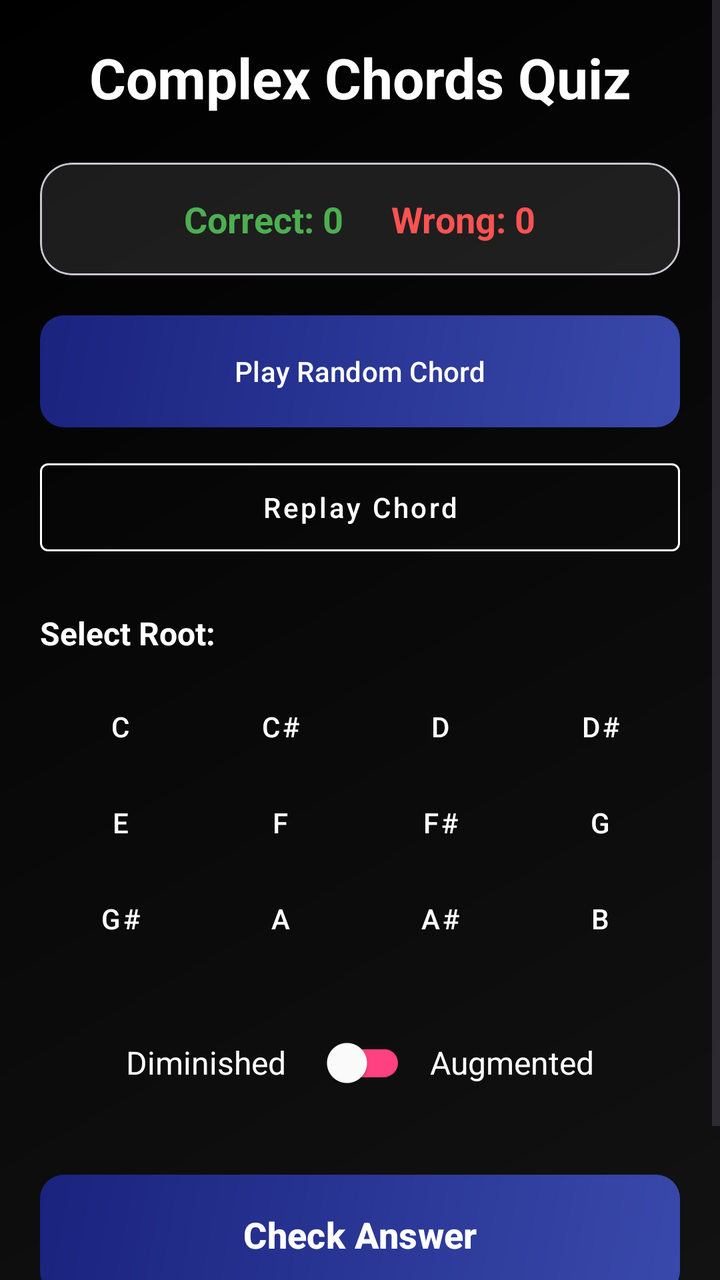
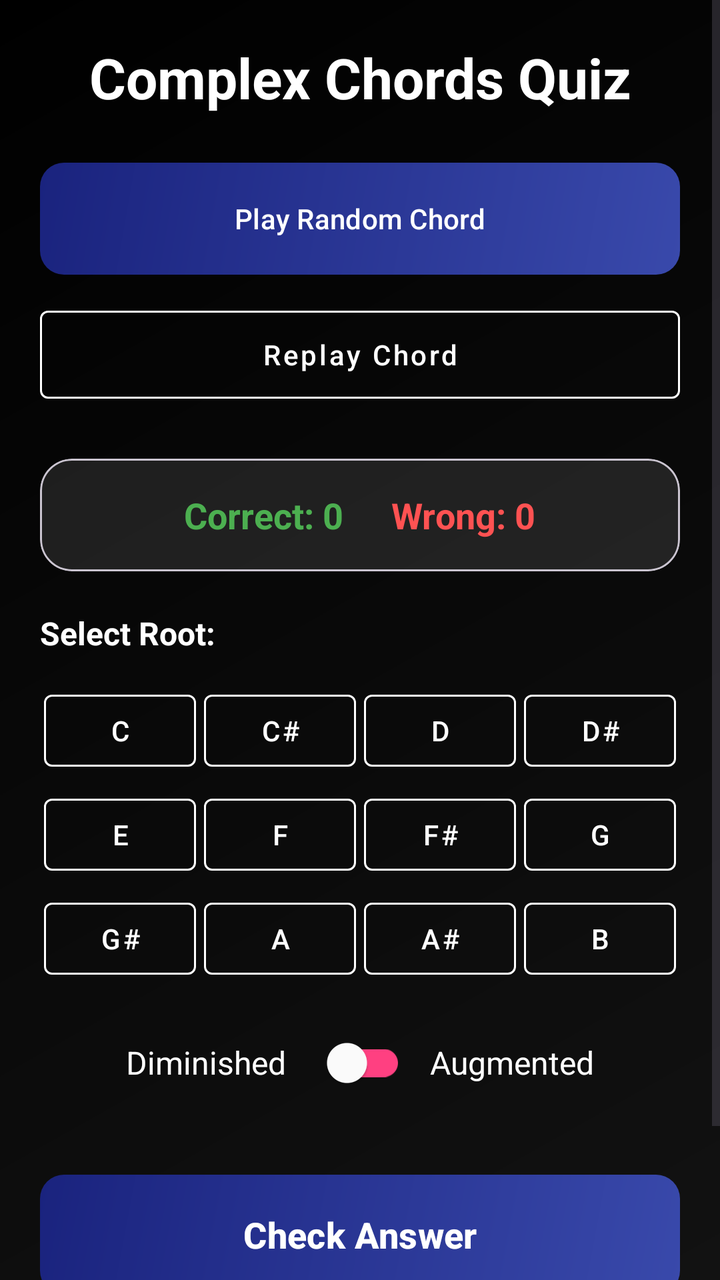

Compare the two renders of this Android layout. The source of the first and the diff that turns it into the second are given below.
<!-- AndroidManifest.xml: application theme Theme.GeffenFinalProject -->
<!-- res/layout/activity_user_complex_chords_quiz.xml -->
<?xml version="1.0" encoding="utf-8"?>
<androidx.constraintlayout.widget.ConstraintLayout xmlns:android="http://schemas.android.com/apk/res/android"
    xmlns:app="http://schemas.android.com/apk/res-auto"
    xmlns:tools="http://schemas.android.com/tools"
    android:id="@+id/main"
    android:layout_width="match_parent"
    android:layout_height="match_parent"
    android:background="@drawable/main_gradient"
    tools:context=".user_complex_chords_quiz">

    <ScrollView
        android:layout_width="match_parent"
        android:layout_height="match_parent"
        android:fillViewport="true">

        <LinearLayout
            android:layout_width="match_parent"
            android:layout_height="wrap_content"
            android:orientation="vertical"
            android:padding="20dp">

            <TextView
                android:id="@+id/titleText"
                android:layout_width="match_parent"
                android:layout_height="wrap_content"
                android:layout_marginBottom="24dp"
                android:gravity="center"
                android:text="Complex Chords Quiz"
                android:textColor="@color/white"
                android:textSize="28sp"
                android:textStyle="bold" />

            <com.google.android.material.card.MaterialCardView
                android:layout_width="match_parent"
                android:layout_height="wrap_content"
                android:layout_marginBottom="20dp"
                app:cardBackgroundColor="#1AFFFFFF"
                app:cardCornerRadius="16dp"
                app:cardElevation="0dp">

                <LinearLayout
                    android:layout_width="match_parent"
                    android:layout_height="wrap_content"
                    android:gravity="center"
                    android:orientation="horizontal"
                    android:padding="16dp">

                    <TextView
                        android:id="@+id/scoreText"
                        android:layout_width="wrap_content"
                        android:layout_height="wrap_content"
                        android:layout_marginEnd="24dp"
                        android:text="Correct: 0"
                        android:textColor="#4CAF50"
                        android:textSize="18sp"
                        android:textStyle="bold" />

                    <TextView
                        android:id="@+id/wrongText"
                        android:layout_width="wrap_content"
                        android:layout_height="wrap_content"
                        android:text="Wrong: 0"
                        android:textColor="#FF5252"
                        android:textSize="18sp"
                        android:textStyle="bold" />
                </LinearLayout>
            </com.google.android.material.card.MaterialCardView>

            <com.google.android.material.button.MaterialButton
                android:id="@+id/btnPlayChord"
                android:layout_width="match_parent"
                android:layout_height="56dp"
                android:layout_marginBottom="12dp"
                android:background="@drawable/button_primary"
                android:text="Play Random Chord"
                android:textAllCaps="false"
                android:textColor="@color/white"
                app:backgroundTint="@null"
                app:cornerRadius="12dp" />

            <com.google.android.material.button.MaterialButton
                android:id="@+id/btnReplay"
                style="@style/Widget.MaterialComponents.Button.OutlinedButton"
                android:layout_width="match_parent"
                android:layout_height="56dp"
                android:layout_marginBottom="24dp"
                android:text="Replay Chord"
                android:textAllCaps="false"
                android:textColor="@color/white"
                app:strokeColor="@color/white" />

            <TextView
                android:layout_width="match_parent"
                android:layout_height="wrap_content"
                android:layout_marginBottom="12dp"
                android:text="Select Root:"
                android:textColor="@color/white"
                android:textSize="16sp"
                android:textStyle="bold" />

            <GridLayout
                android:layout_width="match_parent"
                android:layout_height="wrap_content"
                android:layout_marginBottom="24dp"
                android:columnCount="4">

                <com.google.android.material.button.MaterialButton
                    android:id="@+id/btnRootC"
                    style="@style/Widget.MaterialComponents.Button.TextButton"
                    android:layout_width="0dp"
                    android:layout_height="wrap_content"
                    android:layout_columnWeight="1"
                    android:text="C"
                    android:textColor="@color/white" />

                <com.google.android.material.button.MaterialButton
                    android:id="@+id/btnRootCSharp"
                    style="@style/Widget.MaterialComponents.Button.TextButton"
                    android:layout_width="0dp"
                    android:layout_height="wrap_content"
                    android:layout_columnWeight="1"
                    android:text="C#"
                    android:textColor="@color/white" />

                <com.google.android.material.button.MaterialButton
                    android:id="@+id/btnRootD"
                    style="@style/Widget.MaterialComponents.Button.TextButton"
                    android:layout_width="0dp"
                    android:layout_height="wrap_content"
                    android:layout_columnWeight="1"
                    android:text="D"
                    android:textColor="@color/white" />

                <com.google.android.material.button.MaterialButton
                    android:id="@+id/btnRootDSharp"
                    style="@style/Widget.MaterialComponents.Button.TextButton"
                    android:layout_width="0dp"
                    android:layout_height="wrap_content"
                    android:layout_columnWeight="1"
                    android:text="D#"
                    android:textColor="@color/white" />

                <com.google.android.material.button.MaterialButton
                    android:id="@+id/btnRootE"
                    style="@style/Widget.MaterialComponents.Button.TextButton"
                    android:layout_width="0dp"
                    android:layout_height="wrap_content"
                    android:layout_columnWeight="1"
                    android:text="E"
                    android:textColor="@color/white" />

                <com.google.android.material.button.MaterialButton
                    android:id="@+id/btnRootF"
                    style="@style/Widget.MaterialComponents.Button.TextButton"
                    android:layout_width="0dp"
                    android:layout_height="wrap_content"
                    android:layout_columnWeight="1"
                    android:text="F"
                    android:textColor="@color/white" />

                <com.google.android.material.button.MaterialButton
                    android:id="@+id/btnRootFSharp"
                    style="@style/Widget.MaterialComponents.Button.TextButton"
                    android:layout_width="0dp"
                    android:layout_height="wrap_content"
                    android:layout_columnWeight="1"
                    android:text="F#"
                    android:textColor="@color/white" />

                <com.google.android.material.button.MaterialButton
                    android:id="@+id/btnRootG"
                    style="@style/Widget.MaterialComponents.Button.TextButton"
                    android:layout_width="0dp"
                    android:layout_height="wrap_content"
                    android:layout_columnWeight="1"
                    android:text="G"
                    android:textColor="@color/white" />

                <com.google.android.material.button.MaterialButton
                    android:id="@+id/btnRootGSharp"
                    style="@style/Widget.MaterialComponents.Button.TextButton"
                    android:layout_width="0dp"
                    android:layout_height="wrap_content"
                    android:layout_columnWeight="1"
                    android:text="G#"
                    android:textColor="@color/white" />

                <com.google.android.material.button.MaterialButton
                    android:id="@+id/btnRootA"
                    style="@style/Widget.MaterialComponents.Button.TextButton"
                    android:layout_width="0dp"
                    android:layout_height="wrap_content"
                    android:layout_columnWeight="1"
                    android:text="A"
                    android:textColor="@color/white" />

                <com.google.android.material.button.MaterialButton
                    android:id="@+id/btnRootASharp"
                    style="@style/Widget.MaterialComponents.Button.TextButton"
                    android:layout_width="0dp"
                    android:layout_height="wrap_content"
                    android:layout_columnWeight="1"
                    android:text="A#"
                    android:textColor="@color/white" />

                <com.google.android.material.button.MaterialButton
                    android:id="@+id/btnRootB"
                    style="@style/Widget.MaterialComponents.Button.TextButton"
                    android:layout_width="0dp"
                    android:layout_height="wrap_content"
                    android:layout_columnWeight="1"
                    android:text="B"
                    android:textColor="@color/white" />

            </GridLayout>

            <LinearLayout
                android:layout_width="match_parent"
                android:layout_height="wrap_content"
                android:layout_marginBottom="32dp"
                android:gravity="center"
                android:orientation="horizontal">

                <TextView
                    android:layout_width="wrap_content"
                    android:layout_height="wrap_content"
                    android:layout_marginEnd="12dp"
                    android:text="Diminished"
                    android:textColor="@color/white"
                    android:textSize="16sp" />

                <com.google.android.material.switchmaterial.SwitchMaterial
                    android:id="@+id/switchType"
                    android:layout_width="wrap_content"
                    android:layout_height="wrap_content"
                    app:thumbTint="@color/white"
                    app:trackTint="@color/accent" />

                <TextView
                    android:layout_width="wrap_content"
                    android:layout_height="wrap_content"
                    android:layout_marginStart="12dp"
                    android:text="Augmented"
                    android:textColor="@color/white"
                    android:textSize="16sp" />
            </LinearLayout>

            <com.google.android.material.button.MaterialButton
                android:id="@+id/btnCheckAnswer"
                android:layout_width="match_parent"
                android:layout_height="60dp"
                android:layout_marginBottom="12dp"
                android:background="@drawable/button_secondary"
                android:text="Check Answer"
                android:textAllCaps="false"
                android:textColor="@color/white"
                android:textSize="18sp"
                android:textStyle="bold"
                app:backgroundTint="@null"
                app:cornerRadius="12dp" />

            <com.google.android.material.button.MaterialButton
                android:id="@+id/btnStop"
                style="@style/Widget.MaterialComponents.Button.TextButton"
                android:layout_width="match_parent"
                android:layout_height="wrap_content"
                android:text="Back to Menu"
                android:textAllCaps="false"
                android:textColor="#BDBDBD" />

        </LinearLayout>
    </ScrollView>

</androidx.constraintlayout.widget.ConstraintLayout>
<!-- resources referenced by this layout -->
<resources>
  <color name="accent">#FF4081</color>
  <color name="white">#FFFFFFFF</color>
  <!-- drawable button_primary (drawable) -->
  <?xml version="1.0" encoding="utf-8"?>
  <ripple xmlns:android="http://schemas.android.com/apk/res/android"
      android:color="#40FFFFFF">
      <item android:drawable="@drawable/button_gradient" />
  </ripple>
  <!-- drawable button_secondary (drawable) -->
  <?xml version="1.0" encoding="utf-8"?>
  <ripple xmlns:android="http://schemas.android.com/apk/res/android"
      android:color="#40FFFFFF">
      <item android:drawable="@drawable/button_gradient" />
  </ripple>
  <!-- drawable main_gradient (drawable) -->
  <?xml version="1.0" encoding="utf-8"?>
  <shape xmlns:android="http://schemas.android.com/apk/res/android"
      android:shape="rectangle">
      <gradient
          android:angle="135"
          android:endColor="@color/bg_end"
          android:startColor="@color/bg_start"
          android:type="linear" />
  </shape>
  <style name="Theme.GeffenFinalProject" parent="Base.Theme.GeffenFinalProject" />
  <!-- drawable button_gradient (drawable) -->
  <?xml version="1.0" encoding="utf-8"?>
  <shape xmlns:android="http://schemas.android.com/apk/res/android"
      android:shape="rectangle">
      <gradient
          android:angle="135"
          android:endColor="@color/button_bg_end"
          android:startColor="@color/button_bg_start"
          android:type="linear" />
      <corners android:radius="12dp" />
  </shape>
  <color name="bg_end">#000000</color>
  <color name="bg_start">#121212</color>
  <style name="Base.Theme.GeffenFinalProject" parent="Theme.Material3.DayNight.NoActionBar">
          
          
      </style>
  <color name="button_bg_end">#1A237E</color>
  <color name="button_bg_start">#3949AB</color>
</resources>

<!-- the commit's change to res/layout/activity_user_complex_chords_quiz.xml (unified diff, before → after) -->
@@ -29,6 +29,29 @@
                 android:textColor="@color/white"
                 android:textSize="28sp"
                 android:textStyle="bold" />
+
+            <com.google.android.material.button.MaterialButton
+                android:id="@+id/btnPlayChord"
+                android:layout_width="match_parent"
+                android:layout_height="56dp"
+                android:layout_marginBottom="12dp"
+                android:background="@drawable/button_primary"
+                android:text="Play Random Chord"
+                android:textAllCaps="false"
+                android:textColor="@color/white"
+                app:backgroundTint="@null"
+                app:cornerRadius="12dp" />
+
+            <com.google.android.material.button.MaterialButton
+                android:id="@+id/btnReplay"
+                style="@style/Widget.MaterialComponents.Button.OutlinedButton"
+                android:layout_width="match_parent"
+                android:layout_height="56dp"
+                android:layout_marginBottom="24dp"
+                android:text="Replay Chord"
+                android:textAllCaps="false"
+                android:textColor="@color/white"
+                app:strokeColor="@color/white" />
 
             <com.google.android.material.card.MaterialCardView
                 android:layout_width="match_parent"
@@ -66,29 +89,6 @@
                 </LinearLayout>
             </com.google.android.material.card.MaterialCardView>
 
-            <com.google.android.material.button.MaterialButton
-                android:id="@+id/btnPlayChord"
-                android:layout_width="match_parent"
-                android:layout_height="56dp"
-                android:layout_marginBottom="12dp"
-                android:background="@drawable/button_primary"
-                android:text="Play Random Chord"
-                android:textAllCaps="false"
-                android:textColor="@color/white"
-                app:backgroundTint="@null"
-                app:cornerRadius="12dp" />
-
-            <com.google.android.material.button.MaterialButton
-                android:id="@+id/btnReplay"
-                style="@style/Widget.MaterialComponents.Button.OutlinedButton"
-                android:layout_width="match_parent"
-                android:layout_height="56dp"
-                android:layout_marginBottom="24dp"
-                android:text="Replay Chord"
-                android:textAllCaps="false"
-                android:textColor="@color/white"
-                app:strokeColor="@color/white" />
-
             <TextView
                 android:layout_width="match_parent"
                 android:layout_height="wrap_content"
@@ -101,7 +101,7 @@
             <GridLayout
                 android:layout_width="match_parent"
                 android:layout_height="wrap_content"
-                android:layout_marginBottom="24dp"
+                android:layout_marginBottom="12dp"
                 android:columnCount="4">
 
                 <com.google.android.material.button.MaterialButton
@@ -111,7 +111,11 @@
                     android:layout_height="wrap_content"
                     android:layout_columnWeight="1"
                     android:text="C"
-                    android:textColor="@color/white" />
+                    android:textColor="@color/white"
+                    app:strokeColor="@color/white"
+                    app:strokeWidth="1dp"
+                    android:layout_margin="2dp"
+                    />
 
                 <com.google.android.material.button.MaterialButton
                     android:id="@+id/btnRootCSharp"
@@ -120,7 +124,11 @@
                     android:layout_height="wrap_content"
                     android:layout_columnWeight="1"
                     android:text="C#"
-                    android:textColor="@color/white" />
+                    android:textColor="@color/white"
+                    app:strokeColor="@color/white"
+                    app:strokeWidth="1dp"
+                    android:layout_margin="2dp"
+                    />
 
                 <com.google.android.material.button.MaterialButton
                     android:id="@+id/btnRootD"
@@ -129,7 +137,11 @@
                     android:layout_height="wrap_content"
                     android:layout_columnWeight="1"
                     android:text="D"
-                    android:textColor="@color/white" />
+                    android:textColor="@color/white"
+                    app:strokeColor="@color/white"
+                    app:strokeWidth="1dp"
+                    android:layout_margin="2dp"
+                    />
 
                 <com.google.android.material.button.MaterialButton
                     android:id="@+id/btnRootDSharp"
@@ -138,7 +150,11 @@
                     android:layout_height="wrap_content"
                     android:layout_columnWeight="1"
                     android:text="D#"
-                    android:textColor="@color/white" />
+                    android:textColor="@color/white"
+                    app:strokeColor="@color/white"
+                    app:strokeWidth="1dp"
+                    android:layout_margin="2dp"
+                    />
 
                 <com.google.android.material.button.MaterialButton
                     android:id="@+id/btnRootE"
@@ -147,7 +163,11 @@
                     android:layout_height="wrap_content"
                     android:layout_columnWeight="1"
                     android:text="E"
-                    android:textColor="@color/white" />
+                    android:textColor="@color/white"
+                    app:strokeColor="@color/white"
+                    app:strokeWidth="1dp"
+                    android:layout_margin="2dp"
+                    />
 
                 <com.google.android.material.button.MaterialButton
                     android:id="@+id/btnRootF"
@@ -156,7 +176,11 @@
                     android:layout_height="wrap_content"
                     android:layout_columnWeight="1"
                     android:text="F"
-                    android:textColor="@color/white" />
+                    android:textColor="@color/white"
+                    app:strokeColor="@color/white"
+                    app:strokeWidth="1dp"
+                    android:layout_margin="2dp"
+                    />
 
                 <com.google.android.material.button.MaterialButton
                     android:id="@+id/btnRootFSharp"
@@ -165,7 +189,11 @@
                     android:layout_height="wrap_content"
                     android:layout_columnWeight="1"
                     android:text="F#"
-                    android:textColor="@color/white" />
+                    android:textColor="@color/white"
+                    app:strokeColor="@color/white"
+                    app:strokeWidth="1dp"
+                    android:layout_margin="2dp"
+                    />
 
                 <com.google.android.material.button.MaterialButton
                     android:id="@+id/btnRootG"
@@ -174,7 +202,11 @@
                     android:layout_height="wrap_content"
                     android:layout_columnWeight="1"
                     android:text="G"
-                    android:textColor="@color/white" />
+                    android:textColor="@color/white"
+                    app:strokeColor="@color/white"
+                    app:strokeWidth="1dp"
+                    android:layout_margin="2dp"
+                    />
 
                 <com.google.android.material.button.MaterialButton
                     android:id="@+id/btnRootGSharp"
@@ -183,7 +215,11 @@
                     android:layout_height="wrap_content"
                     android:layout_columnWeight="1"
                     android:text="G#"
-                    android:textColor="@color/white" />
+                    android:textColor="@color/white"
+                    app:strokeColor="@color/white"
+                    app:strokeWidth="1dp"
+                    android:layout_margin="2dp"
+                    />
 
                 <com.google.android.material.button.MaterialButton
                     android:id="@+id/btnRootA"
@@ -192,7 +228,11 @@
                     android:layout_height="wrap_content"
                     android:layout_columnWeight="1"
                     android:text="A"
-                    android:textColor="@color/white" />
+                    android:textColor="@color/white"
+                    app:strokeColor="@color/white"
+                    app:strokeWidth="1dp"
+                    android:layout_margin="2dp"
+                    />
 
                 <com.google.android.material.button.MaterialButton
                     android:id="@+id/btnRootASharp"
@@ -201,7 +241,11 @@
                     android:layout_height="wrap_content"
                     android:layout_columnWeight="1"
                     android:text="A#"
-                    android:textColor="@color/white" />
+                    android:textColor="@color/white"
+                    app:strokeColor="@color/white"
+                    app:strokeWidth="1dp"
+                    android:layout_margin="2dp"
+                    />
 
                 <com.google.android.material.button.MaterialButton
                     android:id="@+id/btnRootB"
@@ -210,7 +254,11 @@
                     android:layout_height="wrap_content"
                     android:layout_columnWeight="1"
                     android:text="B"
-                    android:textColor="@color/white" />
+                    android:textColor="@color/white"
+                    app:strokeColor="@color/white"
+                    app:strokeWidth="1dp"
+                    android:layout_margin="2dp"
+                    />
 
             </GridLayout>
 
